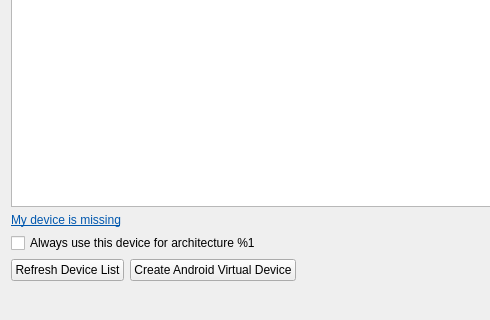
This is src/plugins/android/androiddevicedialog.ui in qt-creator/qt-creator as Qt 5 draws it before an edit; both pictures show x 0 to 490 and y 146 to 466 of the 788 by 466 pixel window. The edited form follows.
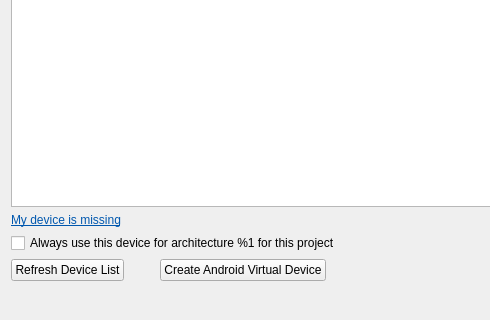
This is the edited form.

Commit message: AndroidDeviceDialog: improve defaultDeviceCheckBox text

```diff
--- a/src/plugins/android/androiddevicedialog.ui
+++ b/src/plugins/android/androiddevicedialog.ui
@@ -30,7 +30,7 @@
    <item row="2" column="0" colspan="2">
     <widget class="QCheckBox" name="defaultDeviceCheckBox">
      <property name="text">
-      <string>Always use this device for architecture %1</string>
+      <string>Always use this device for architecture %1 for this project</string>
      </property>
     </widget>
    </item>
```
Left out of the diff: 3 changed lines with no effect on the pictures. The commit also changes 1 other file.
